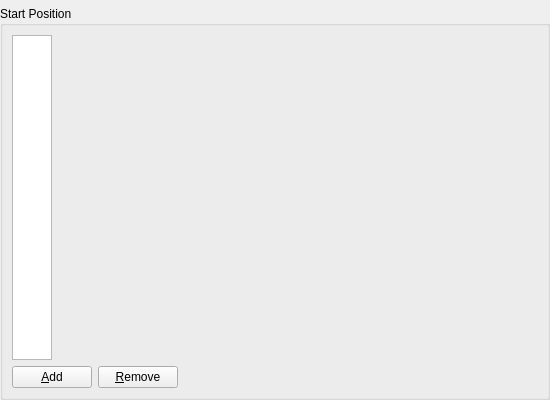
Before: the Qt Designer form libs/post/post3d/datamodel/private/post3dwindownodevectorparticlegroupstructureddataitem_settingeditwidget.ui in i-RIC/prepost-gui, drawn with Qt 5.
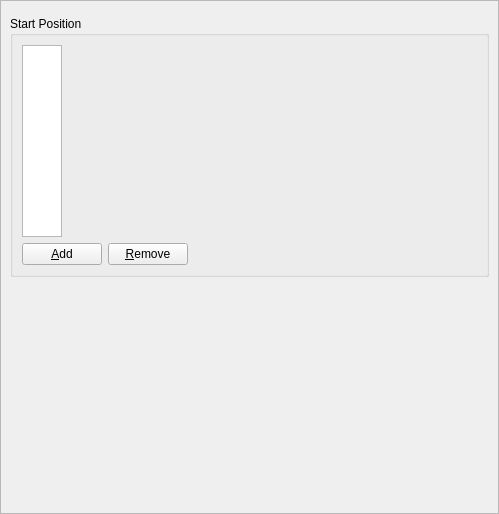
After: the same form once the commit is applied. Custom widgets are drawn as their Qt base class.

Patch:
```diff
--- a/libs/post/post3d/datamodel/private/post3dwindownodevectorparticlegroupstructureddataitem_settingeditwidget.ui
+++ b/libs/post/post3d/datamodel/private/post3dwindownodevectorparticlegroupstructureddataitem_settingeditwidget.ui
@@ -6,14 +6,14 @@
    <rect>
     <x>0</x>
     <y>0</y>
-    <width>550</width>
-    <height>400</height>
+    <width>499</width>
+    <height>514</height>
    </rect>
   </property>
   <property name="windowTitle">
    <string>Form</string>
   </property>
-  <layout class="QVBoxLayout" name="verticalLayout_3">
+  <layout class="QVBoxLayout" name="verticalLayout_4">
    <property name="leftMargin">
     <number>0</number>
    </property>
@@ -27,6 +27,21 @@
     <number>0</number>
    </property>
    <item>
+    <widget class="QScrollArea" name="scrollArea">
+     <property name="widgetResizable">
+      <bool>true</bool>
+     </property>
+     <widget class="QWidget" name="scrollAreaWidgetContents">
+      <property name="geometry">
+       <rect>
+        <x>0</x>
+        <y>0</y>
+        <width>497</width>
+        <height>512</height>
+       </rect>
+      </property>
+      <layout class="QVBoxLayout" name="verticalLayout_3" stretch="0,0,1">
+       <item>
     <widget class="ParticleSettingEditWidget" name="particleSettingWidget" native="true"/>
    </item>
    <item>
@@ -107,6 +122,26 @@
        </layout>
       </item>
      </layout>
+        </widget>
+       </item>
+       <item>
+        <spacer name="verticalSpacer_2">
+         <property name="orientation">
+          <enum>Qt::Vertical</enum>
+         </property>
+         <property name="sizeType">
+          <enum>QSizePolicy::Minimum</enum>
+         </property>
+         <property name="sizeHint" stdset="0">
+          <size>
+           <width>20</width>
+           <height>1</height>
+          </size>
+         </property>
+        </spacer>
+       </item>
+      </layout>
+     </widget>
     </widget>
    </item>
   </layout>
```
Lines whose indentation alone changed are shown as unchanged.
